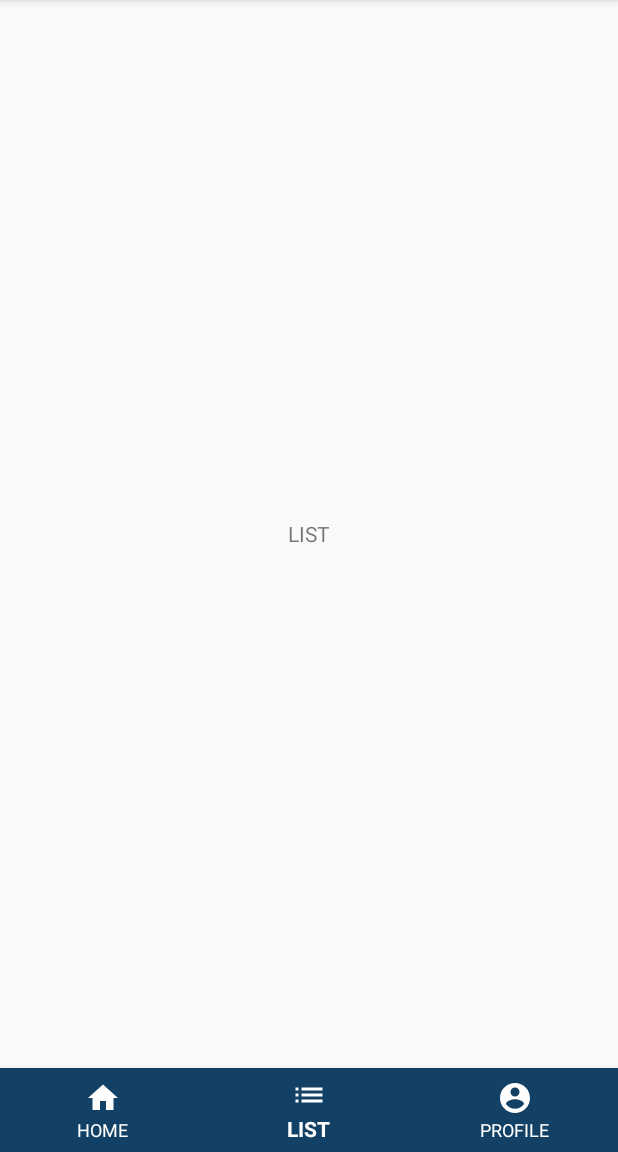
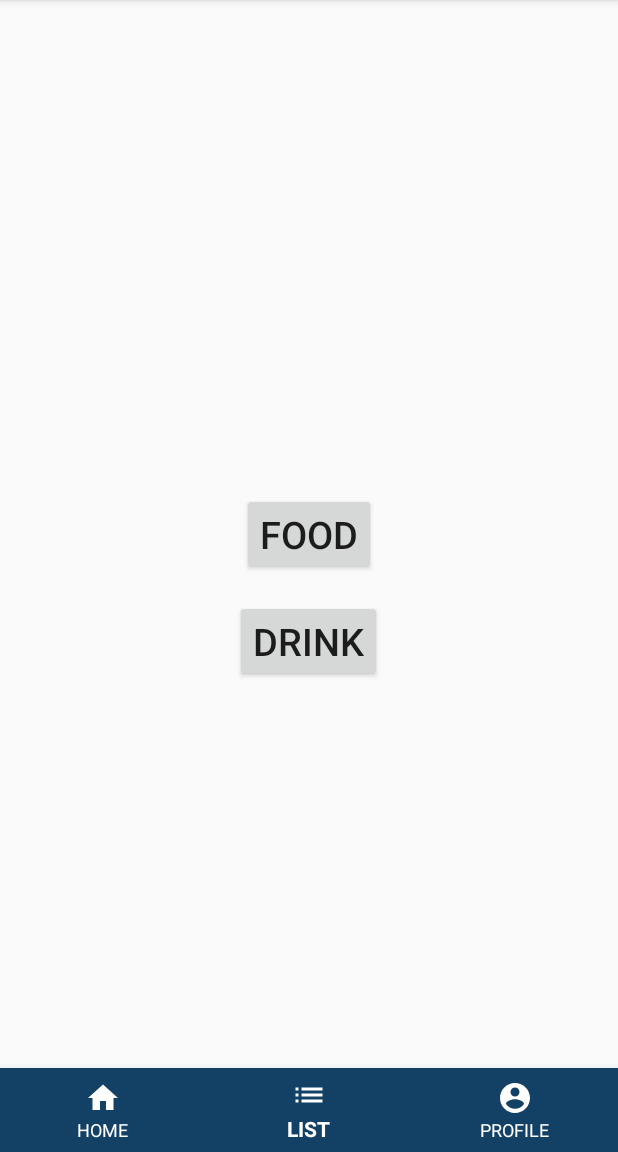
Before and after one commit to almira-haswinitha/Kuliner-Jogja-AppMobile, an Android app: the screen it shows after launch (MainActivity), item 2 of the bottom bar chosen, on a phone screen of 412 x 824 dp, the part 84-1236 px from its top. Run offline under Robolectric (Android 15) with nearby library versions, the phone set to English and light mode, and no system bars.

Commit message:
penambahan button dan activity untuk makanan dan minuman pada fragment list

```diff
--- a/app/build.gradle
+++ b/app/build.gradle
@@ -26,10 +26,11 @@ android {
 dependencies {
     implementation fileTree(dir: 'libs', include: ['*.jar'])
 
+
     implementation 'androidx.appcompat:appcompat:1.1.0'
     implementation 'androidx.constraintlayout:constraintlayout:1.1.3'
     testImplementation 'junit:junit:4.12'
     androidTestImplementation 'androidx.test.ext:junit:1.1.1'
     androidTestImplementation 'androidx.test.espresso:espresso-core:3.2.0'
-    implementation 'com.google.android.material:material:1.2.0-alpha01'
+    implementation 'com.google.android.material:material:1.3.0-alpha01'
 }
--- a/app/src/main/AndroidManifest.xml
+++ b/app/src/main/AndroidManifest.xml
@@ -9,6 +9,10 @@
         android:roundIcon="@mipmap/ic_launcher_round"
         android:supportsRtl="true"
         android:theme="@style/AppTheme">
+        <activity android:name=".activity.Favorite"></activity>
+        <activity android:name=".activity.Drink" />
+        <activity android:name=".activity.Food" />
+        <activity android:name=".activity.ListActivity" />
         <activity android:name=".activity.MainActivity">
             <intent-filter>
                 <action android:name="android.intent.action.MAIN" />
--- a/app/src/main/java/com/example/kulinerjogja/activity/MainActivity.java
+++ b/app/src/main/java/com/example/kulinerjogja/activity/MainActivity.java
@@ -27,7 +27,7 @@ public class MainActivity extends AppCompatActivity {
         //memunculkan fragment diawal
         getSupportFragmentManager()
                 .beginTransaction()
-                .replace(R.id.fragmen_container,new HomeFragment())
+                .replace(R.id.fragment_container,new HomeFragment())
                 .commit();
     }
 
@@ -50,7 +50,7 @@ public class MainActivity extends AppCompatActivity {
             assert selected_fragment != null;
             getSupportFragmentManager()
                     .beginTransaction()
-                    .replace(R.id.fragmen_container, selected_fragment)
+                    .replace(R.id.fragment_container, selected_fragment)
                     .commit();
             return true;
         }
--- a/app/src/main/java/com/example/kulinerjogja/fragment/ListFragment.java
+++ b/app/src/main/java/com/example/kulinerjogja/fragment/ListFragment.java
@@ -1,20 +1,49 @@
 package com.example.kulinerjogja.fragment;
 
+import android.content.Intent;
 import android.os.Bundle;
 import android.view.LayoutInflater;
 import android.view.View;
 import android.view.ViewGroup;
+import android.widget.Button;
 
-import androidx.annotation.NonNull;
 import androidx.annotation.Nullable;
 import androidx.fragment.app.Fragment;
 
 import com.example.kulinerjogja.R;
+import com.example.kulinerjogja.activity.Drink;
+import com.example.kulinerjogja.activity.Food;
 
 public class ListFragment extends Fragment {
+    private Button btnMakanan;
+    private Button btnMinuman;
+
+    public ListFragment (){
+
+    }
     @Nullable
     @Override
-    public View onCreateView(@NonNull LayoutInflater inflater, @Nullable ViewGroup container, @Nullable Bundle savedInstanceState) {
-        return inflater.inflate(R.layout.fragment_list, container, false);
+    public View onCreateView(LayoutInflater inflater, ViewGroup container, Bundle savedInstaceState){
+        View view = inflater.inflate(R.layout.fragment_list, container, false);
+        Button btnMakanan = (Button) view.findViewById(R.id.btnMakanan);
+        Button btnMinuman = (Button) view.findViewById(R.id.btnMinuman);
+
+        btnMakanan.setOnClickListener(new View.OnClickListener() {
+            @Override
+            public void onClick(View v) {
+                Intent makanan = new Intent(getActivity(), Food.class);
+                startActivity(makanan);
+            }
+        });
+
+        btnMinuman.setOnClickListener(new View.OnClickListener() {
+            @Override
+            public void onClick(View v) {
+                Intent minuman = new Intent(getActivity(), Drink.class);
+                startActivity(minuman);
+            }
+        });
+    return view;
     }
+
 }
--- a/app/src/main/res/layout/activity_main.xml
+++ b/app/src/main/res/layout/activity_main.xml
@@ -7,7 +7,7 @@
     tools:context=".activity.MainActivity">
 
     <FrameLayout
-        android:id="@+id/fragmen_container"
+        android:id="@+id/fragment_container"
         android:layout_width="match_parent"
         android:layout_height="match_parent"
         android:layout_above="@+id/bottom_navigation" />
@@ -20,6 +20,6 @@
         android:background="@color/birutua"
         app:itemIconTint="@color/putih"
         app:itemTextColor="@color/putih"
-        app:menu="@menu/bottom_navigation" />
+        app:menu="@menu/bn_main" />
 
 </RelativeLayout>
--- a/app/src/main/res/layout/fragment_list.xml
+++ b/app/src/main/res/layout/fragment_list.xml
@@ -1,11 +1,27 @@
 <?xml version="1.0" encoding="utf-8"?>
 <RelativeLayout xmlns:android="http://schemas.android.com/apk/res/android"
+    xmlns:app="http://schemas.android.com/apk/res-auto"
+    xmlns:tools="http://schemas.android.com/tools"
     android:layout_width="match_parent"
-    android:layout_height="match_parent">
+    android:layout_height="match_parent"
+    tools:context=".activity.ListActivity">
 
-    <TextView
+    <Button
+        android:id="@+id/btnMakanan"
         android:layout_width="wrap_content"
         android:layout_height="wrap_content"
         android:layout_centerInParent="true"
-        android:text="@string/list"/>
+        android:text="@string/food"
+        android:textSize="25sp" />
+
+    <Button
+        android:id="@+id/btnMinuman"
+        android:layout_width="wrap_content"
+        android:layout_height="wrap_content"
+        android:layout_centerInParent="true"
+        android:layout_above="@id/btnMakanan"
+        android:layout_marginBottom="-126dp"
+        android:text="@string/drink"
+        android:textSize="25sp" />
+
 </RelativeLayout>
--- a/app/src/main/res/values/strings.xml
+++ b/app/src/main/res/values/strings.xml
@@ -11,4 +11,7 @@
 
     <string name="recomendation">RECOMENDATION"</string>
     <string name="list">LIST</string>
+
+    <!-- TODO: Remove or change this placeholder text -->
+    <string name="hello_blank_fragment">Hello blank fragment</string>
 </resources>
```
Also changed, not shown: app/src/main/java/com/example/kulinerjogja/activity/Drink.java (added, +16 -0 lines), app/src/main/java/com/example/kulinerjogja/activity/Favorite.java (added, +16 -0 lines), app/src/main/java/com/example/kulinerjogja/activity/Food.java (added, +18 -0 lines), app/src/main/res/layout/activity_drink.xml (added, +9 -0 lines), app/src/main/res/layout/activity_favorite.xml (added, +9 -0 lines), app/src/main/res/layout/activity_food.xml (added, +9 -0 lines), app/src/main/res/layout/activity_list.xml (added, +21 -0 lines), app/src/main/res/menu/bn_main.xml (renamed from app/src/main/res/menu/bottom_navigation.xml).
